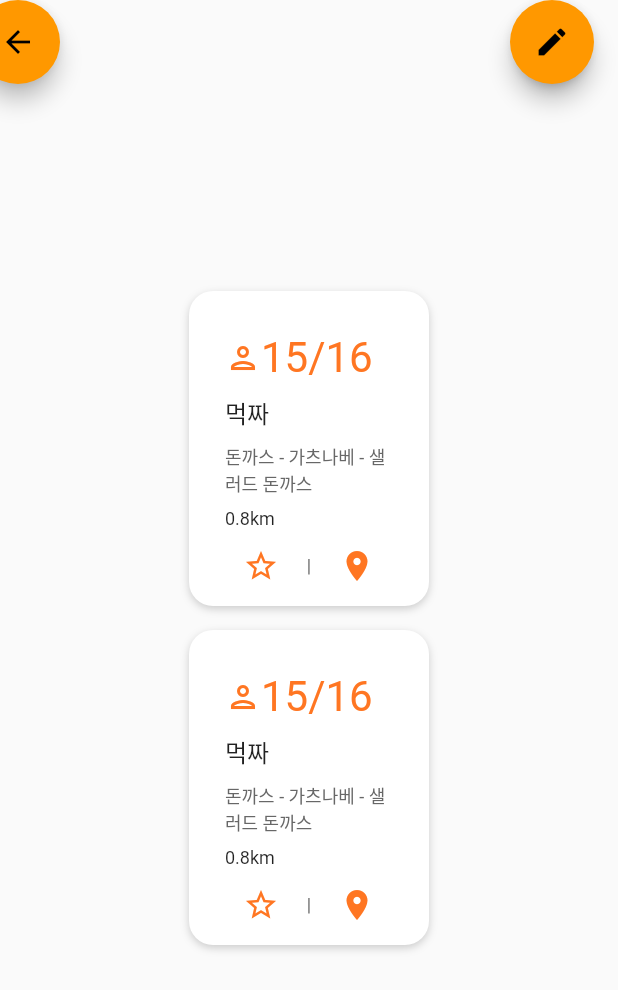
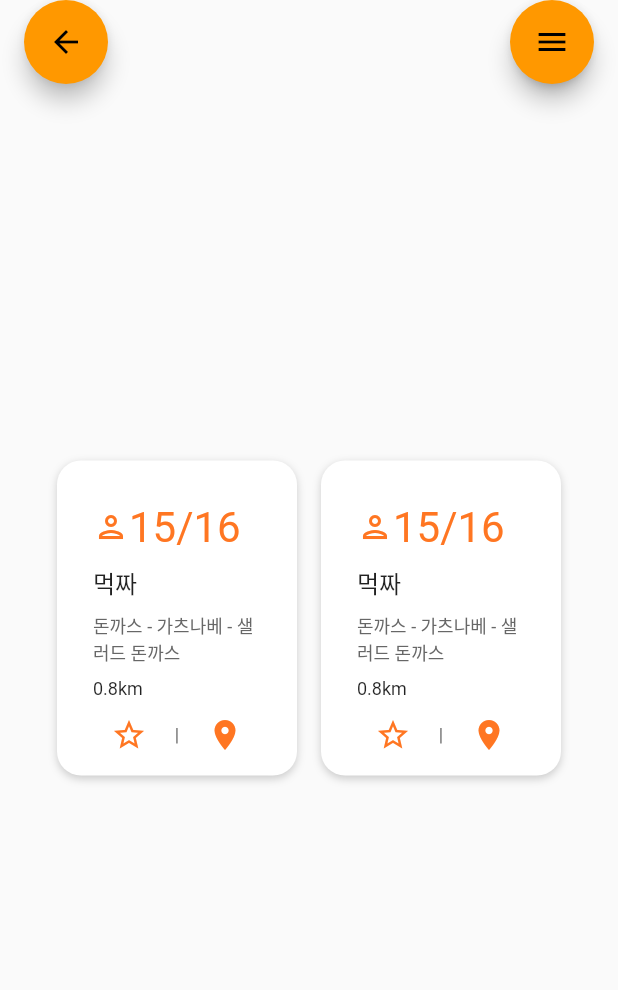
Before and after one commit to YaeheeChoe/launchrabbit, a Flutter app: the screen it shows after launch, on a phone screen of 412 x 824 dp. Shown: the top 990 px of the screen. Run offline on Flutter 3.47's test engine with Material 2 defaults, Android fonts, the phone set to English and light mode, and no system bars.

Commit message:
add padding on menu btn

```diff
--- a/lib/component/ExpandableFab.dart
+++ b/lib/component/ExpandableFab.dart
@@ -134,7 +134,7 @@ class _ExpandableFabState extends State<ExpandableFab>
           duration: const Duration(milliseconds: 250),
           child: FloatingActionButton(
             onPressed: _toggle,
-            child: const Icon(Icons.create),
+            child: const Icon(Icons.menu),
           ),
         ),
       ),
--- a/lib/main.dart
+++ b/lib/main.dart
@@ -53,7 +53,7 @@ class _MyHomePageState extends State<MyHomePage> {
     return Scaffold(
       appBar: null,
       body: Center(
-        child: Column(
+        child: Row(
           mainAxisAlignment: MainAxisAlignment.center,
           children: <Widget>[
             RestorantWidget(
@@ -80,11 +80,14 @@ class _MyHomePageState extends State<MyHomePage> {
       floatingActionButton: Row(
         mainAxisAlignment: MainAxisAlignment.spaceBetween,
         children: [
-          FloatingActionButton(
-            onPressed: () {
-              // 첫 번째 FloatingActionButton을 누를 때 동작
-            },
-            child: Icon(Icons.arrow_back),
+          Container(
+            padding: EdgeInsets.only(left: 32),
+            child: FloatingActionButton(
+              onPressed: () {
+                // 첫 번째 FloatingActionButton을 누를 때 동작
+              },
+              child: Icon(Icons.arrow_back),
+            ),
           ),
           ExpandableFab(
             distance: 80.0,
```
